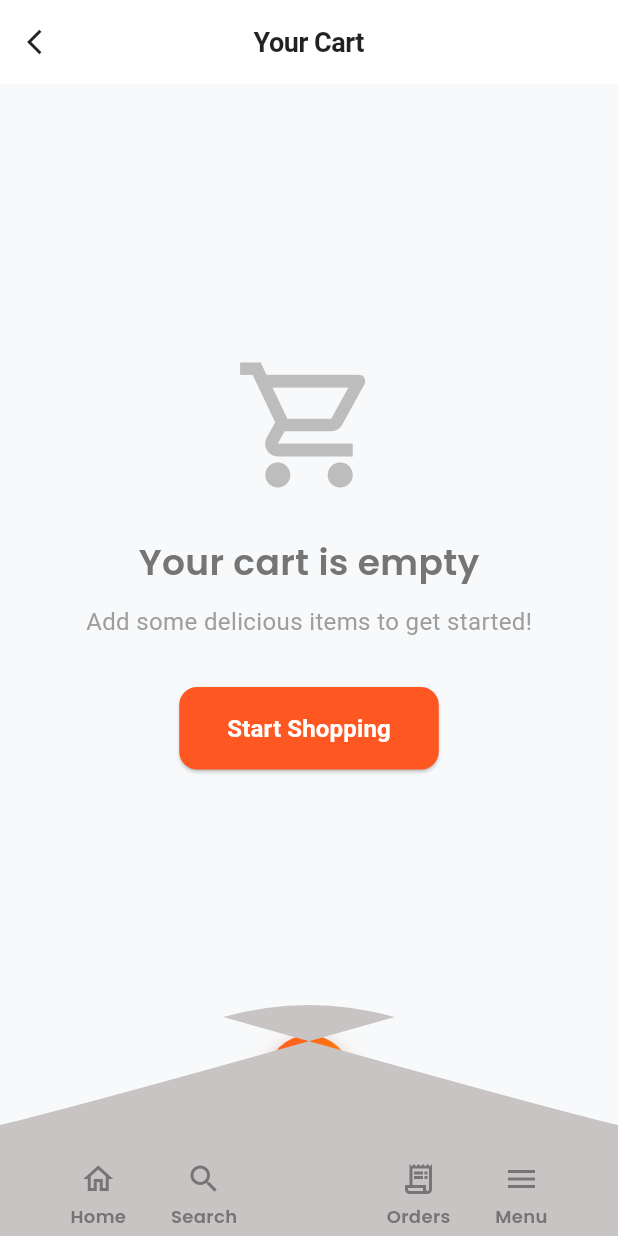
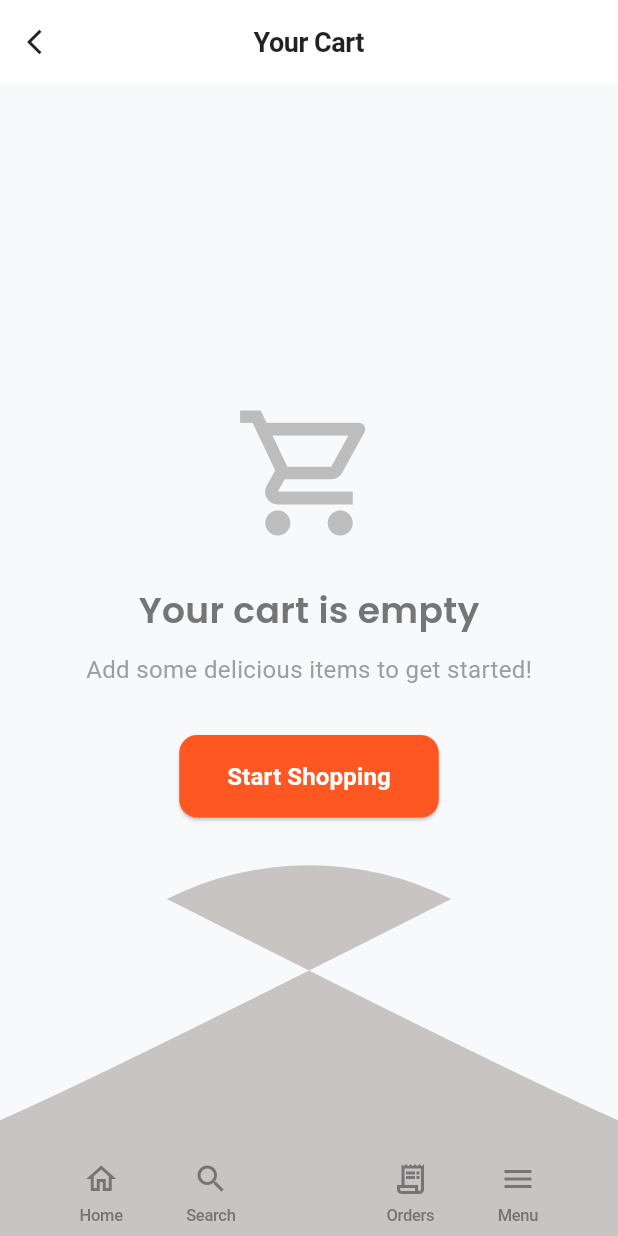
Before and after one commit to Aimecol/IKIRAHAAPP, a Flutter app: the CartScreen screen opened directly, on a phone screen of 412 x 824 dp. Run offline on Flutter 3.47's test engine with Material 3 defaults, Android fonts, the phone set to English and light mode, and no system bars.

Commit message:
refactor(widgets): improve bottom navigation layout and animations
- Replace Column layout with BottomAppBar for better structure
- Extract FAB logic into separate static method
- Add animation to navigation icons
- Improve padding and text styling for nav items

```diff
--- a/lib/widgets/bottom_navigation_widget.dart
+++ b/lib/widgets/bottom_navigation_widget.dart
@@ -36,11 +36,44 @@ class _BottomNavigationWidgetState extends State<BottomNavigationWidget> {
 
   @override
   Widget build(BuildContext context) {
-    return Column(
-      mainAxisSize: MainAxisSize.min,
+    return BottomAppBar(
+      height: 70,
+      color: const Color.fromARGB(
+        255,
+        201,
+        196,
+        196,
+      ), // ✅ Apply color here instead of Container
+      elevation: 8, // ✅ Let BottomAppBar handle shadow
+      shape: const CircularNotchedRectangle(),
+      notchMargin: 4.0,
+      child: Padding(
+        padding: const EdgeInsets.symmetric(horizontal: 16.0),
+        child: Row(
+          mainAxisAlignment: MainAxisAlignment.spaceAround,
           children: [
-        // Cart FAB
-        Container(
+            _buildNavBarItem(Icons.home_outlined, Icons.home, 'Home', 0),
+            _buildNavBarItem(Icons.search_outlined, Icons.search, 'Search', 1),
+            const SizedBox(width: 40), // Space for the center FAB
+            _buildNavBarItem(
+              Icons.receipt_long_outlined,
+              Icons.receipt_long,
+              'Orders',
+              2,
+            ),
+            _buildNavBarItem(Icons.menu_outlined, Icons.menu, 'Menu', 3),
+          ],
+        ),
+      ),
+    );
+  }
+
+  static Widget buildFloatingActionButton(
+    BuildContext context, {
+    List<Map<String, dynamic>>? cartItems,
+    Function(List<Map<String, dynamic>>)? onCartUpdated,
+  }) {
+    return Container(
       width: 56,
       height: 56,
       decoration: BoxDecoration(
@@ -69,8 +102,8 @@ class _BottomNavigationWidgetState extends State<BottomNavigationWidget> {
             context,
             MaterialPageRoute(
               builder: (context) => CartScreen(
-                    cartItems: widget.cartItems ?? [],
-                    onCartUpdated: widget.onCartUpdated ?? (items) {},
+                cartItems: cartItems ?? [],
+                onCartUpdated: onCartUpdated ?? (items) {},
               ),
             ),
           );
@@ -78,28 +111,29 @@ class _BottomNavigationWidgetState extends State<BottomNavigationWidget> {
         backgroundColor: Colors.transparent,
         elevation: 0,
         child: Stack(
+          alignment: Alignment.center,
           children: [
             const Icon(
               Icons.shopping_cart_outlined,
               color: Colors.white,
               size: 24,
             ),
-                if (widget.cartItems != null && widget.cartItems!.isNotEmpty)
+            if (cartItems != null && cartItems.isNotEmpty)
               Positioned(
-                    right: 0,
-                    top: 0,
+                right: 8,
+                top: 8,
                 child: Container(
-                      padding: const EdgeInsets.all(2),
-                      decoration: BoxDecoration(
+                  padding: const EdgeInsets.all(4),
+                  decoration: const BoxDecoration(
                     color: Colors.red,
-                        borderRadius: BorderRadius.circular(10),
+                    shape: BoxShape.circle,
                   ),
                   constraints: const BoxConstraints(
                     minWidth: 16,
                     minHeight: 16,
                   ),
                   child: Text(
-                        '${widget.cartItems!.length}',
+                    cartItems.length.toString(),
                     style: const TextStyle(
                       color: Colors.white,
                       fontSize: 10,
@@ -112,35 +146,6 @@ class _BottomNavigationWidgetState extends State<BottomNavigationWidget> {
           ],
         ),
       ),
-        ),
-        const SizedBox(height: 8),
-        // Bottom Navigation Bar
-        BottomAppBar(
-          height: 70,
-          color: const Color.fromARGB(255, 201, 196, 196),
-          elevation: 8,
-          shape: const CircularNotchedRectangle(),
-          notchMargin: 4.0,
-          child: Padding(
-            padding: const EdgeInsets.symmetric(horizontal: 16.0),
-            child: Row(
-              mainAxisAlignment: MainAxisAlignment.spaceAround,
-              children: [
-                _buildNavBarItem(Icons.home_outlined, Icons.home, 'Home', 0),
-                _buildNavBarItem(Icons.search_outlined, Icons.search, 'Search', 1),
-                const SizedBox(width: 40), // Space for the center FAB
-                _buildNavBarItem(
-                  Icons.receipt_long_outlined,
-                  Icons.receipt_long,
-                  'Orders',
-                  2,
-                ),
-                _buildNavBarItem(Icons.menu_outlined, Icons.menu, 'Menu', 3),
-              ],
-            ),
-          ),
-        ),
-      ],
     );
   }
 
@@ -193,23 +198,27 @@ class _BottomNavigationWidgetState extends State<BottomNavigationWidget> {
         }
       },
       child: Container(
-        padding: const EdgeInsets.symmetric(vertical: 8),
+        padding: const EdgeInsets.symmetric(vertical: 8, horizontal: 12),
         child: Column(
           mainAxisSize: MainAxisSize.min,
           children: [
-            Icon(
+            AnimatedSwitcher(
+              duration: const Duration(milliseconds: 200),
+              child: Icon(
                 isSelected ? filledIcon : outlinedIcon,
+                key: ValueKey(isSelected),
                 color: isSelected ? Colors.deepOrange : Colors.grey[600],
                 size: 24,
+              ),
             ),
             const SizedBox(height: 4),
             Text(
               label,
               style: TextStyle(
-                fontSize: 12,
                 color: isSelected ? Colors.deepOrange : Colors.grey[600],
-                fontWeight: isSelected ? FontWeight.w600 : FontWeight.normal,
-                fontFamily: 'Poppins',
+                fontSize: 11,
+                fontWeight: isSelected ? FontWeight.w600 : FontWeight.w500,
+                letterSpacing: -0.2,
               ),
             ),
           ],
```
Lines whose indentation alone changed are shown as unchanged.
